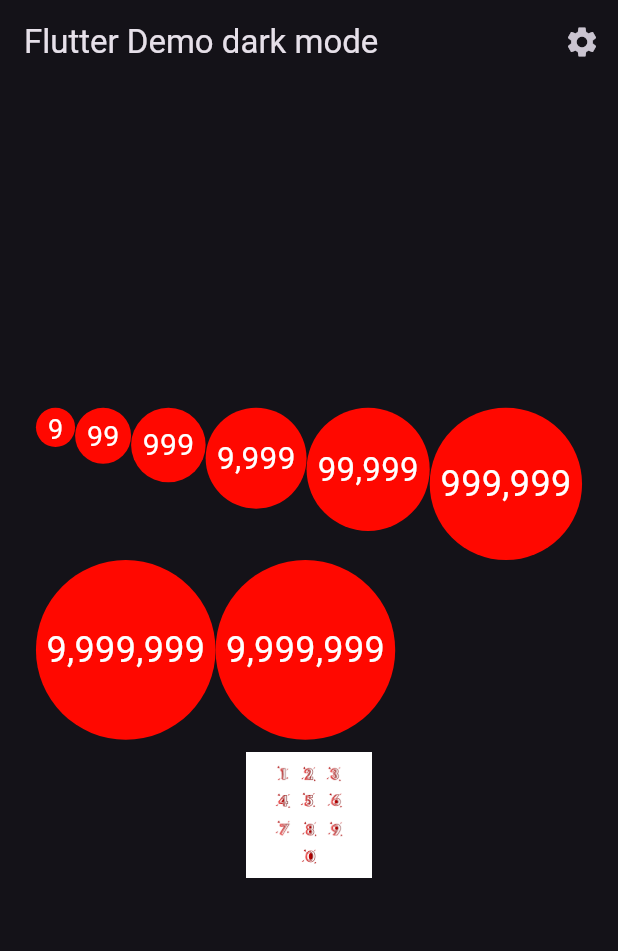
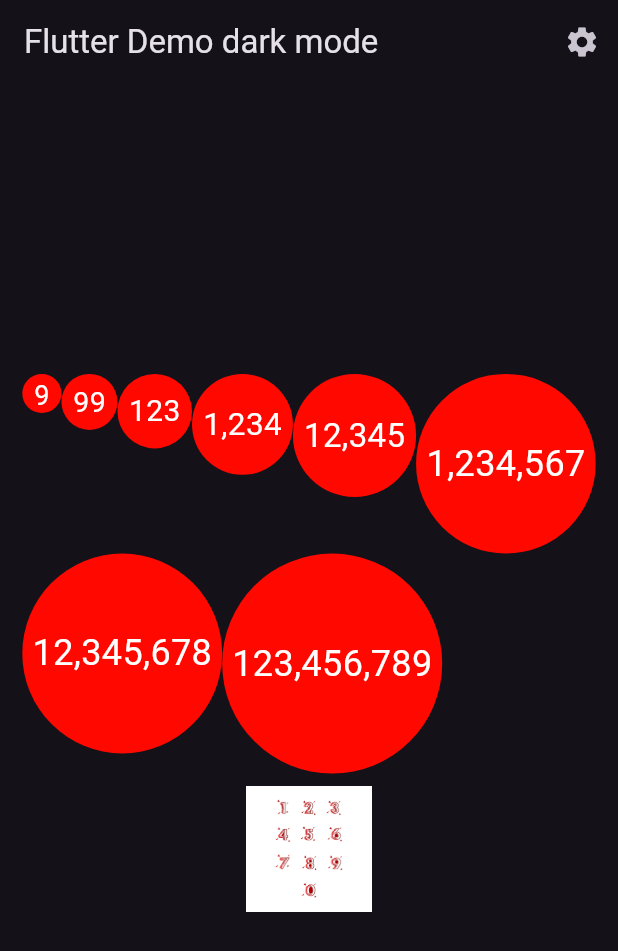
Before and after one commit to GitHubStuff/ui_badge_flutter, a Flutter app: the screen it shows after launch, on a phone screen of 412 x 824 dp. Shown: the top 951 px of the screen. Run offline on Flutter 3.47's test engine with Material 3 defaults, Android fonts, the phone set to English and light mode, and no system bars; our stand-ins replace gap; generated files the repository leaves out were written again.

Commit message:
removed callback

```diff
--- a/example/lib/screens/initial_screen.dart
+++ b/example/lib/screens/initial_screen.dart
@@ -32,16 +32,16 @@ class InitialScreen extends StatelessWidget {
       child: Column(
         mainAxisAlignment: MainAxisAlignment.center,
         children: [
-          Wrap(
+          const Wrap(
             children: [
-              UIBadge(value: 9, widthCallback: (double width) {}),
-              UIBadge(value: 99, widthCallback: (double width) {}),
-              UIBadge(value: 999, widthCallback: (double width) {}),
-              UIBadge(value: 9999, widthCallback: (double width) {}),
-              UIBadge(value: 99999, widthCallback: (double width) {}),
-              UIBadge(value: 999999, widthCallback: (double width) {}),
-              UIBadge(value: 9999999, widthCallback: (double width) {}),
-              UIBadge(value: 9999999, widthCallback: (double width) {}),
+              UIBadge(value: 9),
+              UIBadge(value: 99),
+              UIBadge(value: 123),
+              UIBadge(value: 1234),
+              UIBadge(value: 12345),
+              UIBadge(value: 1234567),
+              UIBadge(value: 12345678),
+              UIBadge(value: 123456789),
             ],
           ),
           GestureDetector(
--- a/lib/ui_badge.dart
+++ b/lib/ui_badge.dart
@@ -5,24 +5,20 @@ import 'package:intl/intl.dart';
 import 'dart:ui' as ui;
 
 class UIBadge extends StatelessWidget {
-  late final double circleDiameter;
   final double borderPadding = 14.0;
   final num value;
   final Color backgroundColor;
   final Color borderColor;
   final Color textColor;
   final double borderWidth;
-  final Function(double)? widthCallback;
 
-  // ignore: prefer_const_constructors_in_immutables
-  UIBadge({
+  const UIBadge({
     super.key,
     required this.value,
     this.backgroundColor = const Color(0xffff0800),
     this.borderColor = Colors.transparent,
     this.textColor = Colors.white,
     this.borderWidth = 2.0,
-    this.widthCallback,
   });
 
   @override
@@ -39,12 +35,7 @@ class UIBadge extends StatelessWidget {
     )..layout();
 
     double textWidth = textPainter.width;
-    circleDiameter = textWidth + borderWidth + borderPadding;
-
-    // Invoke the callback with the calculated width
-    WidgetsBinding.instance.addPostFrameCallback((_) {
-      if (widthCallback != null) widthCallback!(circleDiameter);
-    });
+    double circleDiameter = textWidth + borderWidth + borderPadding;
 
     return Container(
       width: circleDiameter,
@@ -62,8 +53,6 @@ class UIBadge extends StatelessWidget {
     );
   }
 
-  double get radius => circleDiameter / 2.0;
-
   double _getFontSize(num value) {
     if (value < 10) return 18.0;
     if (value < 100) return 19.0;
--- a/pubspec.yaml
+++ b/pubspec.yaml
@@ -1,6 +1,6 @@
 name: ui_badge
 description: "A Badge widget to show a number in a circle with a background color."
-version: 0.2.1
+version: 0.3.0
 home_page: http://www.icodeforyou.com
 publish_to: none # Remove this line if you wish to publish to pub.dev
 
```
Also changed, not shown: 1 other file.
